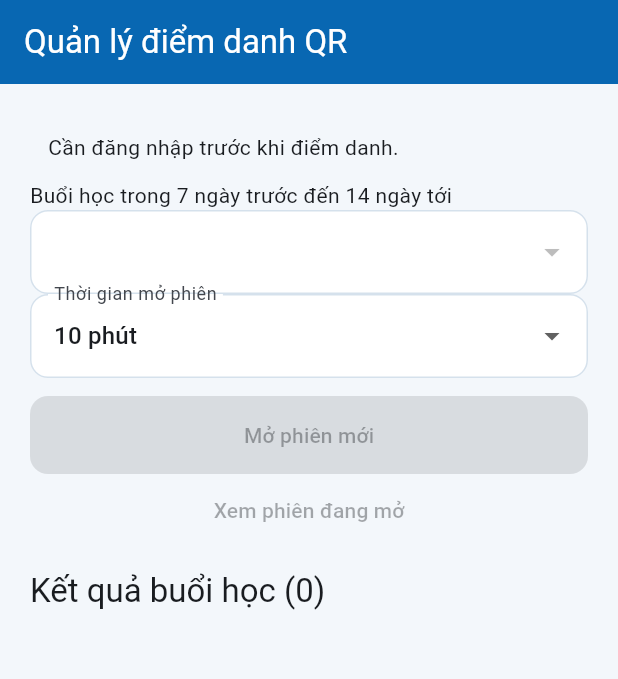
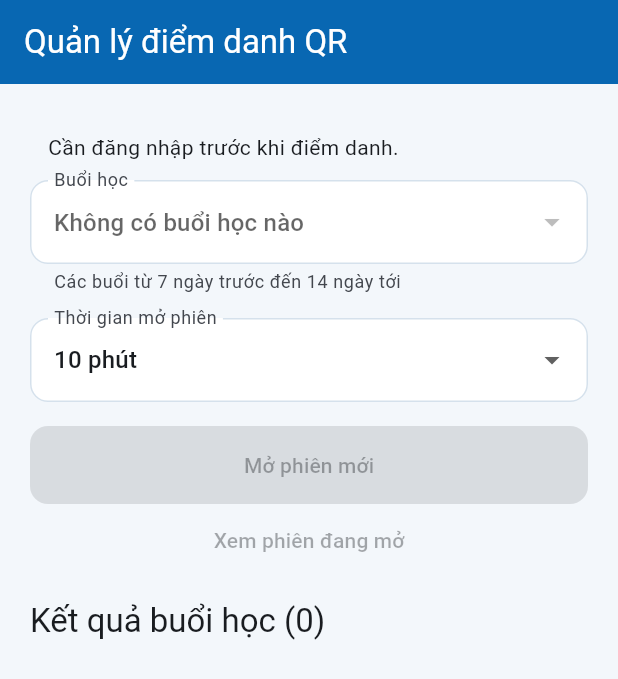
Before and after one commit to BaoGuapo/KhoaLuan, a Flutter app: the AttendanceManagerScreen screen opened directly, on a phone screen of 412 x 824 dp. Shown: the top 679 px of the screen. Run offline on Flutter 3.47's test engine with Material 3 defaults, Android fonts, the phone set to English and light mode, and no system bars; our stand-ins replace camera, firebase_core, firebase_messaging, flutter_local_notifications, flutter_secure_storage, geolocator and 2 more; missing offline and left inert: google_mlkit_face_detection, mobile_scanner; accounts and stored records are empty.

Commit message:
fix: tách ô chọn buổi học và thời gian mở phiên QR bị dính nhau
- Mobile: ô chọn buổi có nhãn và gợi ý riêng, báo khi không có buổi học, thêm khoảng cách giữa các ô.
- Web: đặt hai ô vào lưới, cách hàng nút bên dưới; một cột trên màn hình hẹp.

Co-Authored-By: Claude Opus 5.5 <noreply@anthropic.com>

```diff
--- a/mobile/quan_ly_sinh_vien_app/lib/screens/admin/attendance_manager_screen.dart
+++ b/mobile/quan_ly_sinh_vien_app/lib/screens/admin/attendance_manager_screen.dart
@@ -117,10 +117,16 @@ class _AttendanceManagerScreenState extends State<AttendanceManagerScreen> {
         if (_busy) const LinearProgressIndicator(),
         if (_message != null)
           Padding(padding: const EdgeInsets.all(12), child: Text(_message!)),
-        const Text('Buổi học trong 7 ngày trước đến 14 ngày tới'),
         DropdownButtonFormField<String>(
+          // Key theo buổi đang chọn để ô cập nhật khi danh sách buổi được tải lại.
+          key: ValueKey(_lesson),
           initialValue: _lesson,
           isExpanded: true,
+          decoration: InputDecoration(
+            labelText: 'Buổi học',
+            helperText: 'Các buổi từ 7 ngày trước đến 14 ngày tới',
+            hintText: _lessons.isEmpty ? 'Không có buổi học nào' : 'Chọn buổi học',
+          ),
           items: _lessons
               .map(
                 (x) => DropdownMenuItem<String>(
@@ -135,6 +141,7 @@ class _AttendanceManagerScreenState extends State<AttendanceManagerScreen> {
               .toList(),
           onChanged: _busy ? null : (v) => setState(() => _lesson = v),
         ),
+        const SizedBox(height: 16),
         DropdownButtonFormField<int>(
           initialValue: _minutes,
           decoration: const InputDecoration(labelText: 'Thời gian mở phiên'),
@@ -143,7 +150,7 @@ class _AttendanceManagerScreenState extends State<AttendanceManagerScreen> {
               .toList(),
           onChanged: (v) => setState(() => _minutes = v ?? 10),
         ),
-        const SizedBox(height: 12),
+        const SizedBox(height: 16),
         ElevatedButton(
           onPressed: _busy || _lesson == null
               ? null
```
Also changed, not shown: 2 other files.
